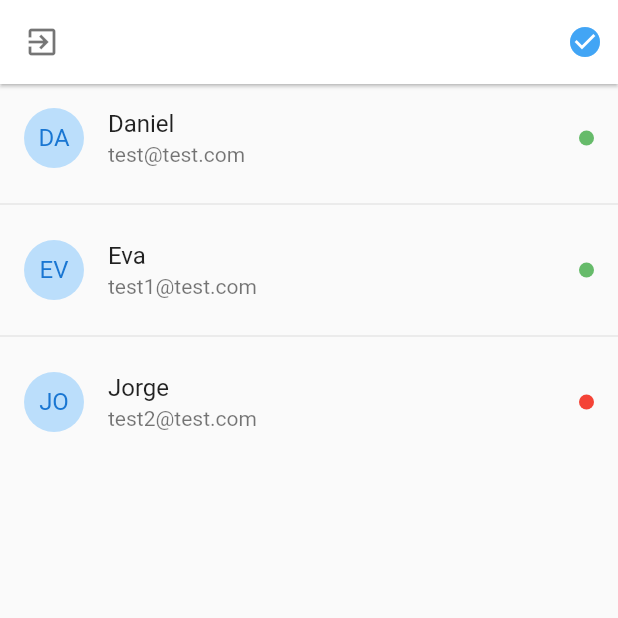
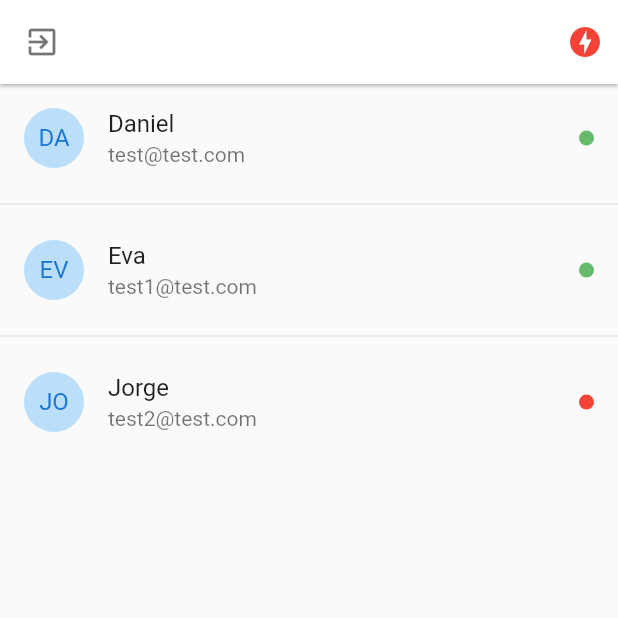
Before and after one commit to DannyStrelok/flutter_chat_app, a Flutter app: the UsuariosScreen screen opened by its route, on a phone screen of 412 x 824 dp, the top half of it. Run offline on Flutter 3.47's test engine with Material 2 defaults, Android fonts, the phone set to English and light mode, and no system bars; drawn by our look-alikes of pull_to_refresh; our stand-ins replace flutter_secure_storage, socket_io_client; accounts and stored records are empty.

```diff
--- a/lib/main.dart
+++ b/lib/main.dart
@@ -1,6 +1,7 @@
 import 'package:flutter/material.dart';
 import 'package:flutter_chat_app/src/routes/routes.dart';
 import 'package:flutter_chat_app/src/services/auth_service.dart';
+import 'package:flutter_chat_app/src/services/socket_service.dart';
 import 'package:provider/provider.dart';
 
 void main() => runApp(MyApp());
@@ -10,7 +11,8 @@ class MyApp extends StatelessWidget {
   Widget build(BuildContext context) {
     return MultiProvider(
       providers: [
-        ChangeNotifierProvider(create: (_) => AuthService())
+        ChangeNotifierProvider(create: (_) => AuthService()),
+        ChangeNotifierProvider(create: (_) => SocketService())
       ],
       child: MaterialApp(
         debugShowCheckedModeBanner: false,
--- a/lib/src/screens/loading_screen.dart
+++ b/lib/src/screens/loading_screen.dart
@@ -2,6 +2,7 @@ import 'package:flutter/material.dart';
 import 'package:flutter_chat_app/src/screens/login_screen.dart';
 import 'package:flutter_chat_app/src/screens/usuarios_screen.dart';
 import 'package:flutter_chat_app/src/services/auth_service.dart';
+import 'package:flutter_chat_app/src/services/socket_service.dart';
 import 'package:provider/provider.dart';
 
 class LoadingScreen extends StatelessWidget {
@@ -26,6 +27,8 @@ class LoadingScreen extends StatelessWidget {
     if (autenticado) {
       // Navigator.pushReplacementNamed(context, 'usuarios');
       //EVITAMOS LA ANIMACIÓN DE TRANSICIÓN ENTRE PANTALLAS
+      final socketService = Provider.of<SocketService>(context, listen: false);
+      socketService.connect();
       Navigator.pushReplacement(context, PageRouteBuilder(pageBuilder: (_, __, ___) => UsuariosScreen()));
     } else {
       // Navigator.pushReplacementNamed(context, 'login');
--- a/lib/src/screens/login_screen.dart
+++ b/lib/src/screens/login_screen.dart
@@ -1,6 +1,7 @@
 import 'package:flutter/material.dart';
 import 'package:flutter_chat_app/src/helpers/show_alert.dart';
 import 'package:flutter_chat_app/src/services/auth_service.dart';
+import 'package:flutter_chat_app/src/services/socket_service.dart';
 import 'package:flutter_chat_app/src/widgets/Labels.dart';
 import 'package:flutter_chat_app/src/widgets/button_custom.dart';
 import 'package:flutter_chat_app/src/widgets/input_custom.dart';
@@ -53,6 +54,7 @@ class __LoginFormState extends State<_LoginForm> {
   @override
   Widget build(BuildContext context) {
     final authService = Provider.of<AuthService>(context);
+    final socketService = Provider.of<SocketService>(context);
 
     return Container(
       margin: EdgeInsets.only(top: 40),
@@ -82,6 +84,7 @@ class __LoginFormState extends State<_LoginForm> {
                   print(loginResult);
                   if(loginResult) {
                     // ir a la pantalla home
+                    socketService.connect();
                     Navigator.pushReplacementNamed(context, 'usuarios');
                   } else {
                     // mostrar mensaje de error
--- a/lib/src/screens/registro_screen.dart
+++ b/lib/src/screens/registro_screen.dart
@@ -1,6 +1,7 @@
 import 'package:flutter/material.dart';
 import 'package:flutter_chat_app/src/helpers/show_alert.dart';
 import 'package:flutter_chat_app/src/services/auth_service.dart';
+import 'package:flutter_chat_app/src/services/socket_service.dart';
 import 'package:flutter_chat_app/src/widgets/Labels.dart';
 import 'package:flutter_chat_app/src/widgets/button_custom.dart';
 import 'package:flutter_chat_app/src/widgets/input_custom.dart';
@@ -50,6 +51,7 @@ class __LoginFormState extends State<_LoginForm> {
   Widget build(BuildContext context) {
 
     final authProvider = Provider.of<AuthService>(context);
+    final socketService = Provider.of<SocketService>(context);
 
     return Container(
       margin: EdgeInsets.only(top: 40),
@@ -79,6 +81,7 @@ class __LoginFormState extends State<_LoginForm> {
           onPress: authProvider.autenticando ? null : () async {
             final registerResponse = await authProvider.register(_nombreController.text, _emailController.text, _passwordController.text);
             if(registerResponse is bool && registerResponse == true) {
+              socketService.connect();
               Navigator.pushReplacementNamed(context, 'usuarios');
             } else {
               showAlert(context, 'Error', registerResponse);
--- a/lib/src/screens/usuarios_screen.dart
+++ b/lib/src/screens/usuarios_screen.dart
@@ -1,6 +1,7 @@
 import 'package:flutter/material.dart';
 import 'package:flutter_chat_app/src/models/usuario.dart';
 import 'package:flutter_chat_app/src/services/auth_service.dart';
+import 'package:flutter_chat_app/src/services/socket_service.dart';
 import 'package:provider/provider.dart';
 import 'package:pull_to_refresh/pull_to_refresh.dart';
 
@@ -10,8 +11,8 @@ class UsuariosScreen extends StatefulWidget {
 }
 
 class _UsuariosScreenState extends State<UsuariosScreen> {
-
-  RefreshController _refreshController = RefreshController(initialRefresh: false);
+  RefreshController _refreshController =
+      RefreshController(initialRefresh: false);
 
   final usuarios = [
     Usuario(uuid: '1', nombre: 'Daniel', email: 'test@test.com', online: true),
@@ -22,6 +23,8 @@ class _UsuariosScreenState extends State<UsuariosScreen> {
   @override
   Widget build(BuildContext context) {
     final authService = Provider.of<AuthService>(context);
+    final socketService = Provider.of<SocketService>(context);
+
     return Scaffold(
       appBar: AppBar(
         title: Text(
@@ -36,6 +39,7 @@ class _UsuariosScreenState extends State<UsuariosScreen> {
             color: Colors.black54,
           ),
           onPressed: () {
+            socketService.disconnect();
             AuthService.deleteToken();
             Navigator.pushReplacementNamed(context, 'login');
           },
@@ -43,10 +47,15 @@ class _UsuariosScreenState extends State<UsuariosScreen> {
         actions: [
           Container(
             margin: EdgeInsets.only(right: 10.0),
-            child: Icon(
-              Icons.check_circle,
-              color: Colors.blue[400],
-            ),
+            child: socketService.serverStatus == ServerStatus.Online
+                ? Icon(
+                    Icons.check_circle,
+                    color: Colors.blue[400],
+                  )
+                : Icon(
+                    Icons.offline_bolt,
+                    color: Colors.red,
+                  ),
             // child: Icon(Icons.check_circle, color: Colors.red,),
           )
         ],
@@ -56,7 +65,10 @@ class _UsuariosScreenState extends State<UsuariosScreen> {
         enablePullDown: true,
         onRefresh: _loadUsers,
         header: WaterDropHeader(
-          complete: Icon(Icons.check, color: Colors.blue[400],),
+          complete: Icon(
+            Icons.check,
+            color: Colors.blue[400],
+          ),
           waterDropColor: Colors.blue[400],
         ),
         child: _listViewUsuarios(),
@@ -95,5 +107,4 @@ class _UsuariosScreenState extends State<UsuariosScreen> {
     await Future.delayed(Duration(milliseconds: 1000));
     _refreshController.refreshCompleted();
   }
-
 }
--- a/pubspec.yaml
+++ b/pubspec.yaml
@@ -32,6 +32,7 @@ dependencies:
   provider: ^4.3.3
   http: ^0.12.2
   flutter_secure_storage: ^3.3.5
+  socket_io_client: ^0.9.12
 
 dev_dependencies:
   flutter_test:
```
Also changed, not shown: lib/src/services/socket_service.dart (added, +47 -0 lines), pubspec.lock.
